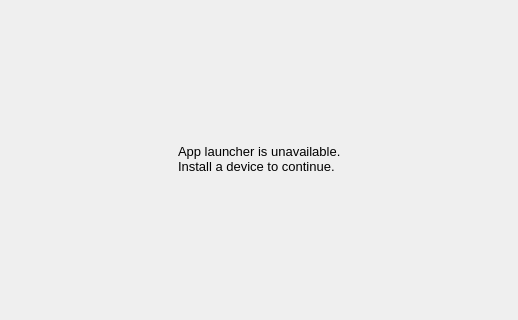
EKA2L1/EKA2L1, file src/emu/qt/src/mainwindow.ui: the form before one commit; both pictures show x 190 to 708 and y 139 to 459 of the 900 by 600 pixel window.
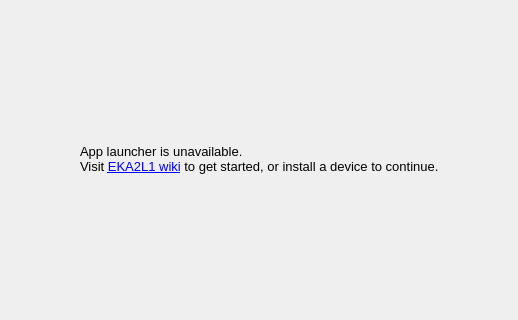
The form after the commit. Icons and pictures are not drawn.

Commit message: qt: Mention wiki in setup emu

What changed in the file:
```diff
--- a/src/emu/qt/src/mainwindow.ui
+++ b/src/emu/qt/src/mainwindow.ui
@@ -47,7 +47,7 @@
          </font>
         </property>
         <property name="text">
-         <string>App launcher is unavailable.&lt;br&gt;Install a device to continue.</string>
+         <string>App launcher is unavailable.&lt;br&gt;Visit &lt;a href=&quot;https://eka2l1.miraheze.org/wiki/Main_Page&quot;&gt;EKA2L1 wiki&lt;/a&gt; to get started, or install a device to continue.</string>
         </property>
        </widget>
       </item>
```
Left out of the diff: 5 changed lines with no effect on the pictures. The commit also changes 3 other files.
